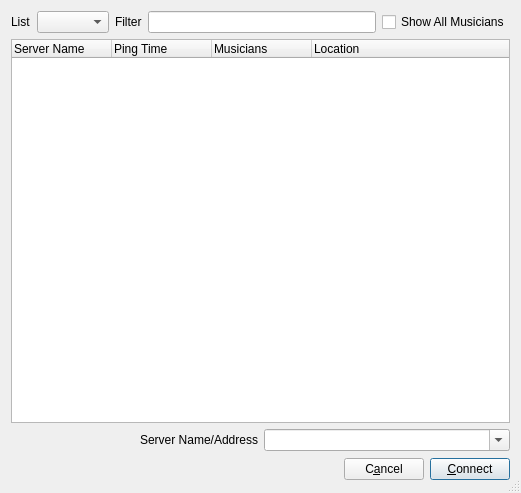
First picture: the form in src/connectdlgbase.ui, repository jamulussoftware/jamulus, before the edit.
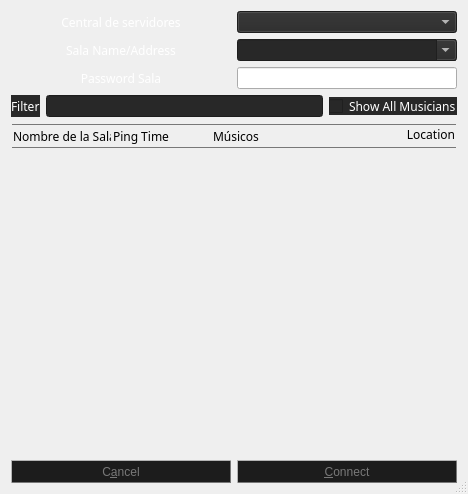
Second picture: the form after the edit. Icons and pictures are not drawn.

```diff
--- a/src/connectdlgbase.ui
+++ b/src/connectdlgbase.ui
@@ -6,8 +6,8 @@
    <rect>
     <x>0</x>
     <y>0</y>
-    <width>521</width>
-    <height>493</height>
+    <width>465</width>
+    <height>494</height>
    </rect>
   </property>
   <property name="windowTitle">
@@ -24,33 +24,188 @@
    <bool>true</bool>
   </property>
   <layout class="QVBoxLayout">
+   <item>
+    <layout class="QHBoxLayout" name="horizontalLayout_5">
+     <item>
+      <widget class="QLabel" name="lblServerCentralAddr">
+       <property name="font">
+        <font>
+         <family>Noto Sans</family>
+        </font>
+       </property>
+       <property name="layoutDirection">
+        <enum>Qt::LeftToRight</enum>
+       </property>
+       <property name="styleSheet">
+        <string notr="true">background-color:transparent;
+border-color: rgb(0, 0, 0);
+color: rgb(255, 255, 255);</string>
+       </property>
+       <property name="text">
+        <string>Central de servidores</string>
+       </property>
+       <property name="textFormat">
+        <enum>Qt::AutoText</enum>
+       </property>
+       <property name="alignment">
+        <set>Qt::AlignCenter</set>
+       </property>
+      </widget>
+     </item>
+     <item>
+      <widget class="QComboBox" name="cbxCentServAddrType">
+       <property name="styleSheet">
+        <string notr="true">background-color: rgb(40, 40, 40);
+border-color: rgb(0, 0, 0);
+color: rgb(255, 255, 255);
+</string>
+       </property>
+      </widget>
+     </item>
+    </layout>
+   </item>
+   <item>
+    <layout class="QHBoxLayout">
+     <item>
+      <widget class="QLabel" name="lblServerAddr">
+       <property name="font">
+        <font>
+         <family>Noto Sans</family>
+        </font>
+       </property>
+       <property name="styleSheet">
+        <string notr="true">background-color:transparent;
+border-color: rgb(0, 0, 0);
+color: rgb(255, 255, 255);</string>
+       </property>
+       <property name="text">
+        <string>Sala Name/Address</string>
+       </property>
+       <property name="alignment">
+        <set>Qt::AlignCenter</set>
+       </property>
+      </widget>
+     </item>
+     <item>
+      <widget class="QComboBox" name="cbxServerAddr">
+       <property name="styleSheet">
+        <string notr="true">background-color: rgb(40, 40, 40);
+border-color: rgb(0, 0, 0);
+color: rgb(255, 255, 255);
+</string>
+       </property>
+       <property name="editable">
+        <bool>true</bool>
+       </property>
+       <property name="currentText">
+        <string/>
+       </property>
+      </widget>
+     </item>
+    </layout>
+   </item>
+   <item>
+    <layout class="QHBoxLayout" name="_2">
+     <item>
+      <widget class="QLabel" name="titlePass">
+       <property name="font">
+        <font>
+         <family>Noto Sans</family>
+        </font>
+       </property>
+       <property name="styleSheet">
+        <string notr="true">background-color:transparent;
+border-color: rgb(0, 0, 0);
+color: rgb(255, 255, 255);
+</string>
+       </property>
+       <property name="text">
+        <string>Password Sala</string>
+       </property>
+       <property name="alignment">
+        <set>Qt::AlignCenter</set>
+       </property>
+      </widget>
+     </item>
+     <item>
+      <widget class="QLineEdit" name="passSala">
+       <property name="sizePolicy">
+        <sizepolicy hsizetype="Preferred" vsizetype="Fixed">
+         <horstretch>0</horstretch>
+         <verstretch>0</verstretch>
+        </sizepolicy>
+       </property>
+       <property name="baseSize">
+        <size>
+         <width>0</width>
+         <height>0</height>
+        </size>
+       </property>
+       <property name="cursor">
+        <cursorShape>IBeamCursor</cursorShape>
+       </property>
+       <property name="autoFillBackground">
+        <bool>false</bool>
+       </property>
+       <property name="frame">
+        <bool>true</bool>
+       </property>
+       <property name="echoMode">
+        <enum>QLineEdit::Password</enum>
+       </property>
+       <property name="cursorPosition">
+        <number>0</number>
+       </property>
+      </widget>
+     </item>
+    </layout>
+   </item>
    <item>
     <layout class="QHBoxLayout" name="horizontalLayout">
      <property name="bottomMargin">
       <number>0</number>
      </property>
-     <item>
-      <widget class="QLabel" name="lblList">
-       <property name="text">
-        <string>List</string>
-       </property>
-      </widget>
-     </item>
-     <item>
-      <widget class="QComboBox" name="cbxCentServAddrType"/>
-     </item>
      <item>
       <widget class="QLabel" name="lblFilter">
+       <property name="font">
+        <font>
+         <family>Noto Sans</family>
+        </font>
+       </property>
+       <property name="styleSheet">
+        <string notr="true">background-color: rgb(40, 40, 40);
+border-color: rgb(0, 0, 0);
+color: rgb(255, 255, 255);
+</string>
+       </property>
        <property name="text">
         <string>Filter</string>
        </property>
       </widget>
      </item>
      <item>
-      <widget class="QLineEdit" name="edtFilter"/>
+      <widget class="QLineEdit" name="edtFilter">
+       <property name="styleSheet">
+        <string notr="true">background-color: rgb(40, 40, 40);
+border-color: rgb(0, 0, 0);
+color: rgb(255, 255, 255);
+</string>
+       </property>
+      </widget>
      </item>
      <item>
       <widget class="QCheckBox" name="chbExpandAll">
+       <property name="font">
+        <font>
+         <family>Noto Sans</family>
+        </font>
+       </property>
+       <property name="styleSheet">
+        <string notr="true">background-color: rgb(40, 40, 40);
+border-color: rgb(0, 0, 0);
+color: rgb(255, 255, 255);
+</string>
+       </property>
        <property name="text">
         <string>Show All Musicians</string>
        </property>
@@ -60,72 +215,193 @@
    </item>
    <item>
     <widget class="QTreeWidget" name="lvwServers">
+     <property name="sizePolicy">
+      <sizepolicy hsizetype="Expanding" vsizetype="Expanding">
+       <horstretch>100</horstretch>
+       <verstretch>100</verstretch>
+      </sizepolicy>
+     </property>
+     <property name="font">
+      <font>
+       <family>Noto Sans</family>
+      </font>
+     </property>
+     <property name="styleSheet">
+      <string notr="true">QTreeWidget{
+border-color: rgb(255, 255, 255);
+color: white;
+background:transparent;
+}
+
+QTreeView::item {
+font-color: white;
+}
+
+QHeaderView::section {
+    background-color: transparent;                                                  
+    color: black;                               
+    padding: 1px;                               
+    height:20px;                                
+    border: 1px solid rgb(120,120,120);                  
+    border-left:1px;                            
+    border-right:1px;                           
+}</string>
+     </property>
      <property name="editTriggers">
       <set>QAbstractItemView::NoEditTriggers</set>
      </property>
      <property name="tabKeyNavigation">
       <bool>true</bool>
      </property>
+     <attribute name="headerMinimumSectionSize">
+      <number>50</number>
+     </attribute>
      <column>
       <property name="text">
-       <string>Server Name</string>
+       <string>Nombre de la Sala</string>
+      </property>
+      <property name="font">
+       <font>
+        <family>Noto Sans</family>
+       </font>
+      </property>
+      <property name="background">
+       <color alpha="5">
+        <red>5</red>
+        <green>5</green>
+        <blue>5</blue>
+       </color>
+      </property>
+      <property name="foreground">
+       <brush brushstyle="SolidPattern">
+        <color alpha="255">
+         <red>0</red>
+         <green>0</green>
+         <blue>0</blue>
+        </color>
+       </brush>
       </property>
      </column>
      <column>
       <property name="text">
        <string>Ping Time</string>
       </property>
+      <property name="font">
+       <font>
+        <family>Noto Sans</family>
+       </font>
+      </property>
+      <property name="background">
+       <color alpha="5">
+        <red>5</red>
+        <green>5</green>
+        <blue>5</blue>
+       </color>
+      </property>
+      <property name="foreground">
+       <brush brushstyle="SolidPattern">
+        <color alpha="255">
+         <red>0</red>
+         <green>0</green>
+         <blue>0</blue>
+        </color>
+       </brush>
+      </property>
      </column>
      <column>
       <property name="text">
-       <string>Musicians</string>
+       <string>Músicos </string>
+      </property>
+      <property name="font">
+       <font>
+        <family>Noto Sans</family>
+       </font>
+      </property>
+      <property name="textAlignment">
+       <set>AlignLeading|AlignVCenter</set>
+      </property>
+      <property name="background">
+       <color alpha="5">
+        <red>5</red>
+        <green>5</green>
+        <blue>5</blue>
+       </color>
+      </property>
+      <property name="foreground">
+       <brush brushstyle="SolidPattern">
+        <color alpha="255">
+         <red>0</red>
+         <green>0</green>
+         <blue>0</blue>
+        </color>
+       </brush>
       </property>
      </column>
      <column>
       <property name="text">
        <string>Location</string>
       </property>
+      <property name="font">
+       <font>
+        <family>Noto Sans</family>
+       </font>
+      </property>
+      <property name="textAlignment">
+       <set>AlignTrailing|AlignTop</set>
+      </property>
+      <property name="background">
+       <color>
+        <red>5</red>
+        <green>5</green>
+        <blue>5</blue>
+       </color>
+      </property>
+      <property name="foreground">
+       <brush brushstyle="NoBrush">
+        <color alpha="255">
+         <red>0</red>
+         <green>0</green>
+         <blue>0</blue>
+        </color>
+       </brush>
+      </property>
      </column>
     </widget>
    </item>
    <item>
     <layout class="QHBoxLayout">
      <item>
-      <widget class="QLabel" name="lblServerAddr">
-       <property name="text">
-        <string>Server Name/Address</string>
-       </property>
-       <property name="alignment">
-        <set>Qt::AlignRight|Qt::AlignTrailing|Qt::AlignVCenter</set>
-       </property>
-      </widget>
-     </item>
-     <item>
-      <widget class="QComboBox" name="cbxServerAddr">
-       <property name="editable">
-        <bool>true</bool>
-       </property>
-      </widget>
-     </item>
-    </layout>
-   </item>
-   <item>
-    <layout class="QHBoxLayout">
-     <item>
-      <spacer>
-       <property name="orientation">
-        <enum>Qt::Horizontal</enum>
-       </property>
-       <property name="sizeHint" stdset="0">
-        <size>
-         <width>351</width>
-         <height>25</height>
-        </size>
-       </property>
-      </spacer>
-     </item>
-     <item>
       <widget class="QPushButton" name="butCancel">
+       <property name="minimumSize">
+        <size>
+         <width>220</width>
+         <height>23</height>
+        </size>
+       </property>
+       <property name="styleSheet">
+        <string notr="true">#butCancel{
+background: rgb(28, 28, 28); 
+selection-background-color: rgb(28, 28, 28);
+border-color: rgb(120, 120, 120);
+    border-style: outset;
+    border-width: 1.3px;
+color: rgb(120, 120, 120);
+}
+#butCancel:hover{
+border-color: rgb(13, 204, 135);
+    border-style: outset;
+    border-width: 1.3px;
+color: rgb(13, 204, 135);
+}
+
+
+#butCancel:pressed{
+background: rgb(15, 15, 15); 
+border-color: rgb(13, 204, 135);
+    border-style: outset;
+    border-width: 1.3px;
+}</string>
+       </property>
        <property name="text">
         <string>C&amp;ancel</string>
        </property>
@@ -133,6 +409,36 @@
      </item>
      <item>
       <widget class="QPushButton" name="butConnect">
+       <property name="minimumSize">
+        <size>
+         <width>220</width>
+         <height>23</height>
+        </size>
+       </property>
+       <property name="styleSheet">
+        <string notr="true">#butConnect{
+background: rgb(28, 28, 28); 
+selection-background-color: rgb(28, 28, 28);
+border-color: rgb(120, 120, 120);
+    border-style: outset;
+    border-width: 1.3px;
+color: rgb(120, 120, 120);
+}
+#butConnect:hover{
+border-color: rgb(13, 204, 135);
+    border-style: outset;
+    border-width: 1.3px;
+color: rgb(13, 204, 135);
+}
+
+
+#butConnect:pressed{
+background: rgb(15, 15, 15); 
+border-color: rgb(13, 204, 135);
+    border-style: outset;
+    border-width: 1.3px;
+}</string>
+       </property>
        <property name="text">
         <string>&amp;Connect</string>
        </property>
```
Left out of the diff: 6 changed lines with no effect on the pictures.
